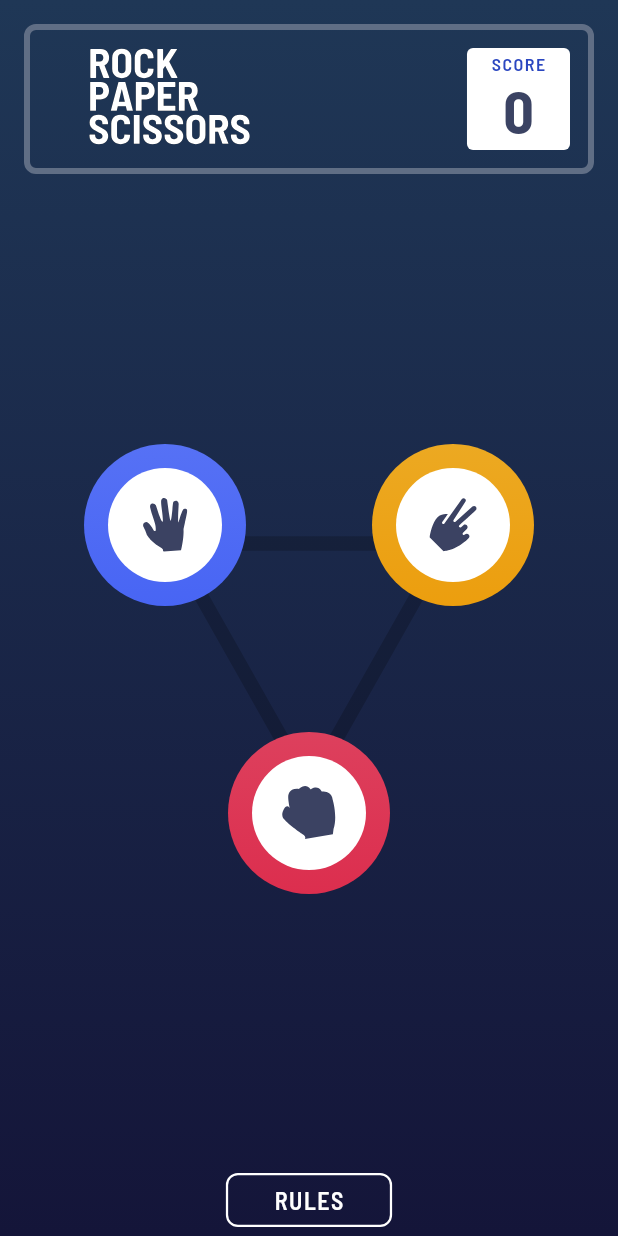
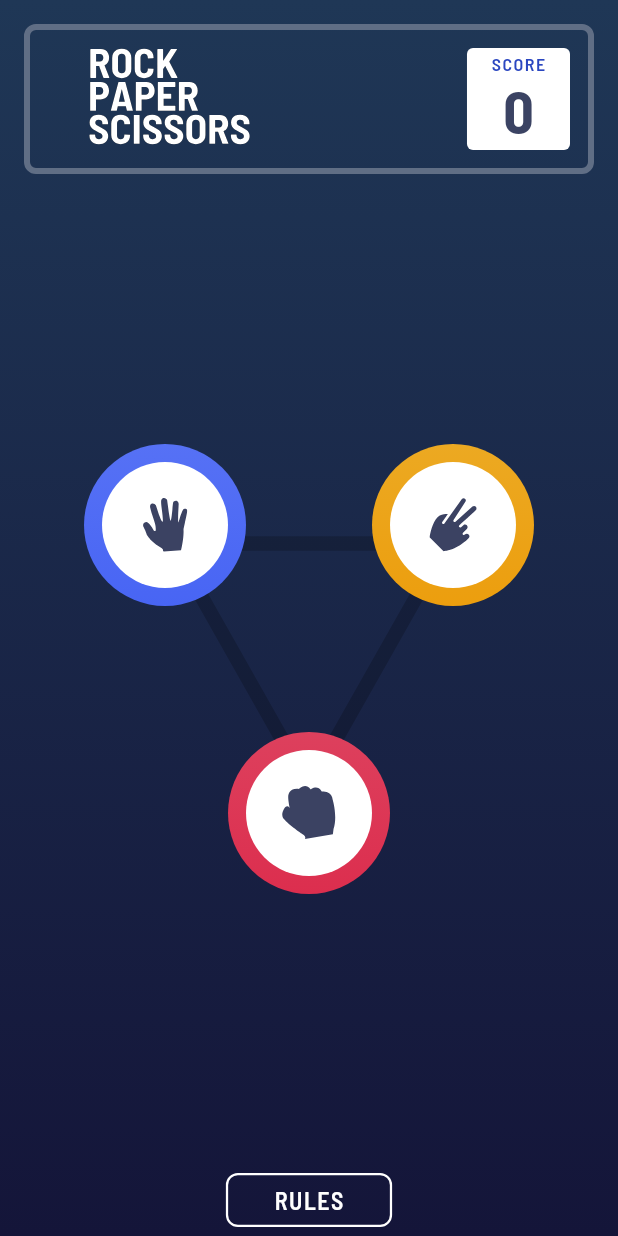
Before and after one commit to lucasmartins96/rock_paper_scissors_game, a Flutter app: the screen it shows after launch, on a phone screen of 412 x 824 dp. Run offline on Flutter 3.47's test engine with Material 2 defaults, Android fonts, the phone set to English and light mode, and no system bars; our stand-ins replace equatable, flutter_bloc, flutter_svg.

Commit message:
adjusts in style to GamePickButton

```diff
--- a/lib/game/widgets/game_pick_button.dart
+++ b/lib/game/widgets/game_pick_button.dart
@@ -24,7 +24,6 @@ class GamePickButton extends StatelessWidget {
         width: circleSize,
         height: circleSize,
         decoration: BoxDecoration(
-          color: Colors.amber,
           shape: BoxShape.circle,
           gradient: LinearGradient(
             begin: Alignment.topCenter,
@@ -33,9 +32,9 @@ class GamePickButton extends StatelessWidget {
           ),
         ),
         child: Padding(
-          padding: const EdgeInsets.all(16),
+          padding: const EdgeInsets.all(12),
           child: Container(
-            padding: const EdgeInsets.all(20),
+            padding: const EdgeInsets.all(24),
             decoration: const BoxDecoration(
               color: Colors.white,
               shape: BoxShape.circle,
```
